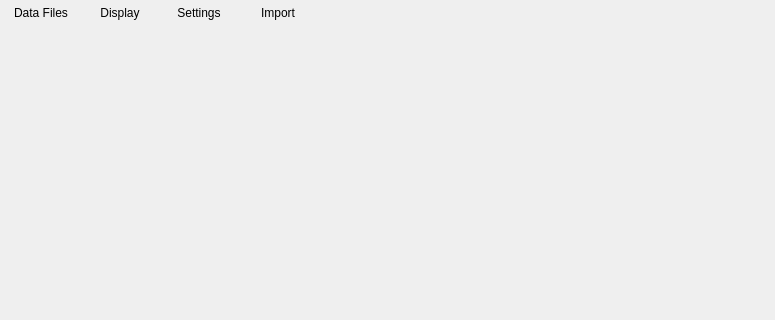
This is apps/launcher/ui/mainwindow.ui in sunhawken/openmw as Qt 5 draws it before an edit; both pictures show x 0 to 775 and y 0 to 320 of the 775 by 635 pixel window. The edited form follows.
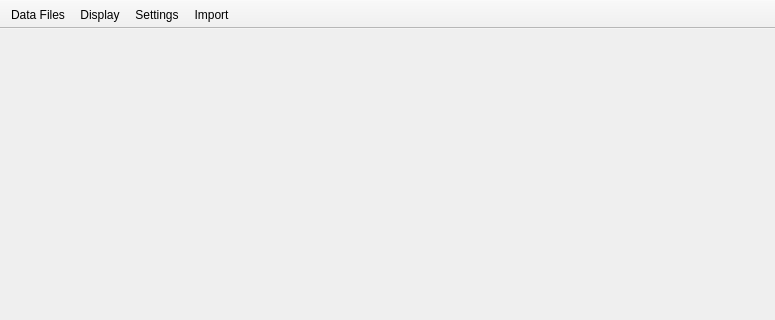
This is the edited form. Icons and pictures are not drawn.

Commit message: Update toolbar style sheet when theme changed

Diff of the .ui file:
```diff
--- a/apps/launcher/ui/mainwindow.ui
+++ b/apps/launcher/ui/mainwindow.ui
@@ -75,16 +75,6 @@
    <property name="layoutDirection">
     <enum>Qt::LeftToRight</enum>
    </property>
-   <property name="styleSheet">
-    <string notr="true">QToolBar {
-	border: 0px;
-}
-
-QToolButton {
-	min-width: 70px;
-}
-</string>
-   </property>
    <property name="movable">
     <bool>false</bool>
    </property>
```
The commit also changes 2 other files.
